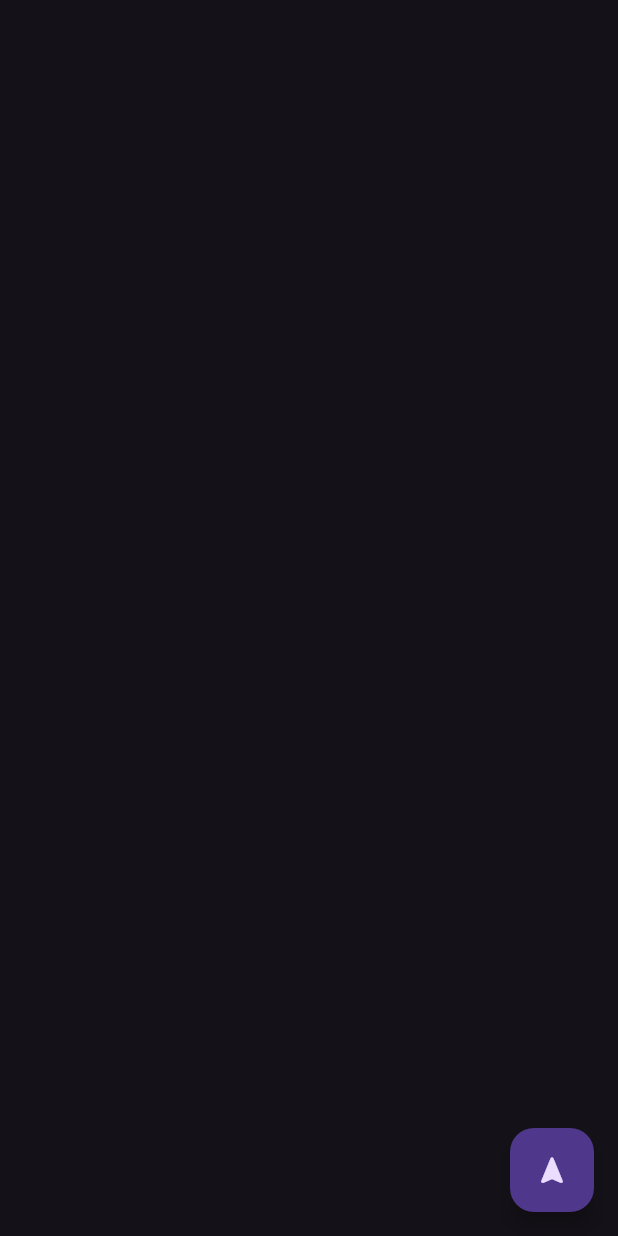
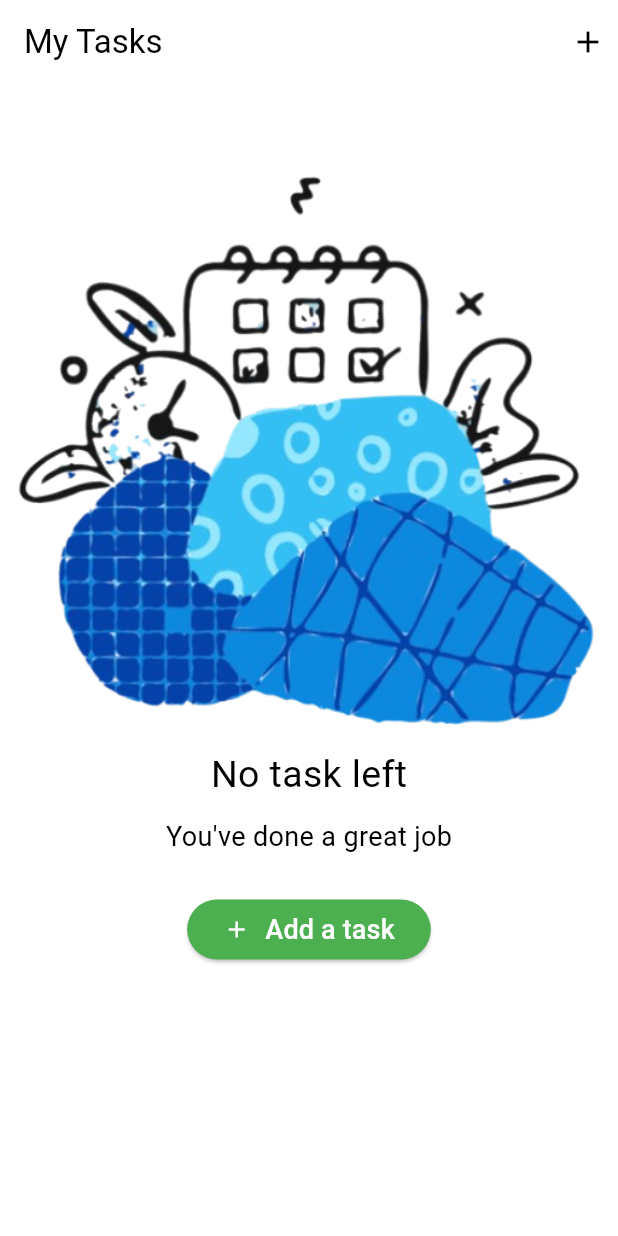
Before and after one commit to mustafaydogdu3/Temelden-Zirveye-Flutter, a Flutter app: the screen it shows after launch, on a phone screen of 412 x 824 dp. Run offline on Flutter 3.47's test engine with Material 3 defaults, Android fonts, the phone set to English and light mode, and no system bars.

Commit message:
example page design created

```diff
--- a/lib/main.dart
+++ b/lib/main.dart
@@ -1,4 +1,4 @@
-import 'package:demo/navigation_learn.dart';
+import 'package:demo/page_design.dart';
 import 'package:flutter/material.dart';
 
 void main() {
@@ -15,7 +15,7 @@ class MyApp extends StatelessWidget {
       title: 'Flutter Demo',
       debugShowCheckedModeBanner: false,
       theme: ThemeData.dark(),
-      home: const NavigationLearn(),
+      home: const PageDesign(),
     );
   }
 }
--- /dev/null
+++ b/lib/page_design.dart
@@ -0,0 +1,85 @@
+import 'package:flutter/material.dart';
+
+class PageDesign extends StatefulWidget {
+  const PageDesign({super.key});
+
+  @override
+  State<PageDesign> createState() => _PageDesignState();
+}
+
+class _PageDesignState extends State<PageDesign> {
+  @override
+  Widget build(BuildContext context) {
+    return Scaffold(
+      appBar: _appBar(),
+      backgroundColor: Colors.white,
+      body: _body(),
+    );
+  }
+
+  Center _body() {
+    return Center(
+      child: Column(
+        children: [
+          const Padding(
+            padding: EdgeInsets.only(top: 50),
+            child: Image(
+              image: AssetImage("lib/assets/images/image1.png"),
+            ),
+          ),
+          const Text(
+            "No task left",
+            style: TextStyle(fontSize: 25, color: Colors.black),
+          ),
+          const SizedBox(height: 10),
+          const Text(
+            "You've done a great job",
+            style: TextStyle(fontSize: 18, color: Colors.black),
+          ),
+          const SizedBox(height: 25),
+          ElevatedButton(
+              onPressed: () {
+                print("basildi");
+              },
+              style: ElevatedButton.styleFrom(
+                backgroundColor: Colors.green,
+              ),
+              child: const Row(
+                mainAxisSize: MainAxisSize.min,
+                children: [
+                  Icon(Icons.add, color: Colors.white),
+                  SizedBox(width: 10),
+                  Text(
+                    "Add a task",
+                    style: TextStyle(color: Colors.white, fontSize: 18),
+                  )
+                ],
+              ))
+        ],
+      ),
+    );
+  }
+
+  AppBar _appBar() {
+    return AppBar(
+      title: const Text(
+        "My Tasks",
+        style: TextStyle(color: Colors.black),
+      ),
+      actions: const [
+        Row(
+          mainAxisSize: MainAxisSize.min,
+          children: [
+            SizedBox(width: 8),
+            Icon(
+              Icons.add,
+              color: Colors.black,
+            ),
+            SizedBox(width: 8)
+          ],
+        )
+      ],
+      backgroundColor: Colors.white,
+    );
+  }
+}
--- a/pubspec.yaml
+++ b/pubspec.yaml
@@ -59,9 +59,8 @@ flutter:
   uses-material-design: true
 
   # To add assets to your application, add an assets section, like this:
-  # assets:
-  #   - images/a_dot_burr.jpeg
-  #   - images/a_dot_ham.jpeg
+  assets:
+    - lib/assets/images/image1.png
 
   # An image asset can refer to one or more resolution-specific "variants", see
   # https://flutter.dev/to/resolution-aware-images
```
Also changed, not shown: lib/assets/images/image1.png (added).
